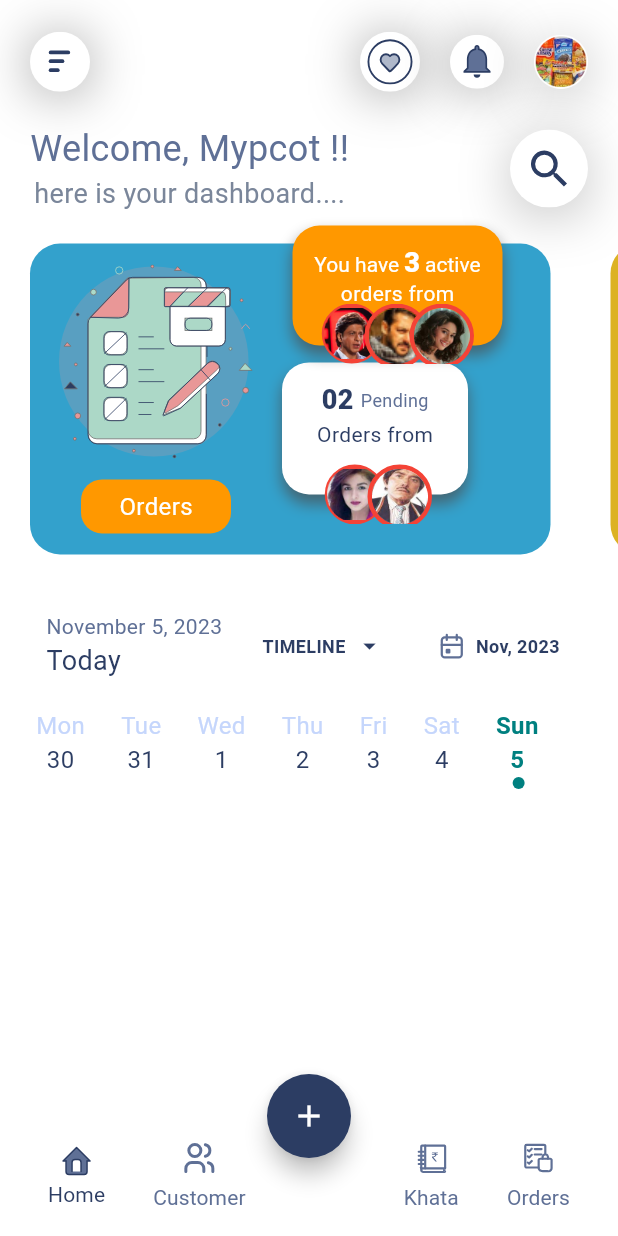
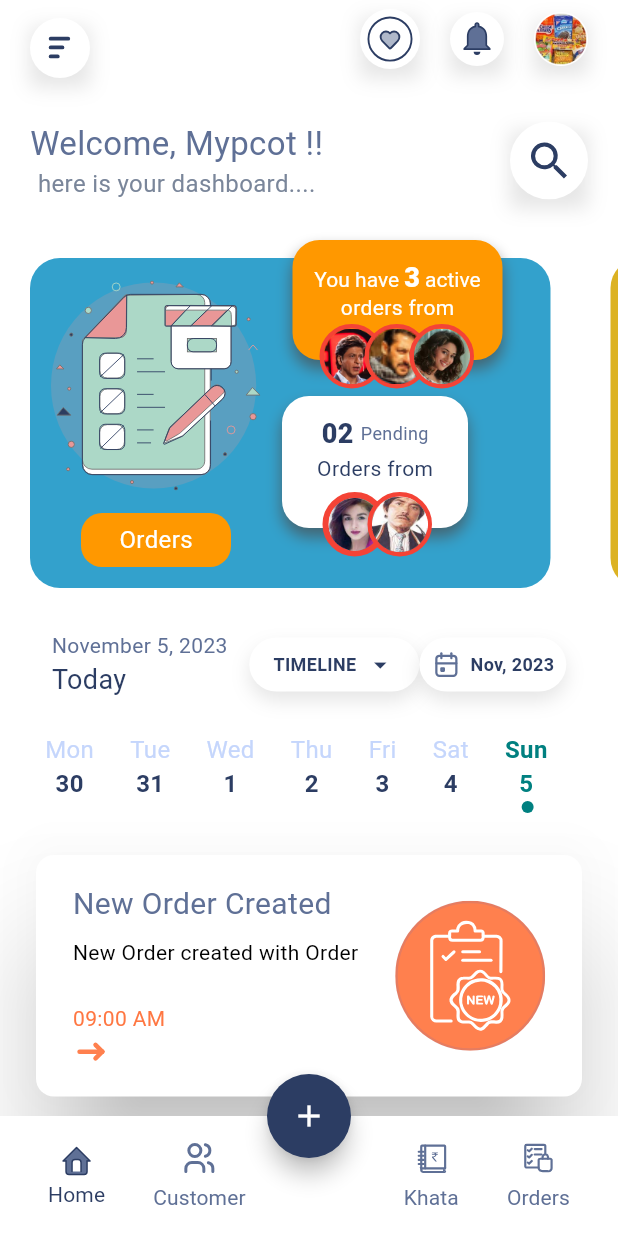
Before and after one commit to CodeCrypt05/Mypcot, a Flutter app: the screen it shows after launch, on a phone screen of 412 x 824 dp. Run offline on Flutter 3.47's test engine with Material 2 defaults, Android fonts, the phone set to English and light mode, and no system bars; our stand-ins replace device_preview, flutter_svg, google_fonts, hexcolor, table_calendar.

Commit message:
major error solve

```diff
--- a/lib/main.dart
+++ b/lib/main.dart
@@ -1,8 +1,8 @@
 import 'package:device_preview/device_preview.dart';
 import 'package:flutter/foundation.dart';
 import 'package:flutter/material.dart';
+import 'package:flutter/services.dart';
 import 'package:mypcot_app/provider/change_tab.dart';
-import 'package:mypcot_app/widgets/calendar.dart';
 import 'package:mypcot_app/screens/home_screen.dart';
 import 'package:mypcot_app/utils/colors.dart';
 import 'package:provider/provider.dart';
@@ -15,13 +15,21 @@ void main() {
           create: (context) => ChnageTab(),
         ),
       ],
-      // child: DevicePreview(
-      //   enabled: !kReleaseMode,
-      //   builder: ((context) => const MyApp()),
-      // ),
+
+      // To check responsivenes uncomment below code & comment  child: const MyApp(),
+
+      /* child: DevicePreview(
+        enabled: !kReleaseMode,
+        builder: ((context) => const MyApp()),
+      ), */
+
       child: const MyApp(),
     ),
   );
+  SystemChrome.setSystemUIOverlayStyle(const SystemUiOverlayStyle(
+    statusBarColor:
+        Color.fromARGB(255, 255, 255, 255), // Change this to your desired color
+  ));
 }
 
 class MyApp extends StatelessWidget {
@@ -35,9 +43,9 @@ class MyApp extends StatelessWidget {
       title: 'Flutter Demo',
       theme: ThemeData(
         colorScheme: ColorScheme.light(
-            primary: Color.fromARGB(255, 255, 255, 255),
+            primary: Color.fromARGB(236, 255, 255, 255),
             secondary: AppColors.blueLight,
-            background: Color.fromARGB(240, 255, 255, 255)),
+            background: Color.fromARGB(250, 255, 255, 255)),
         useMaterial3: true,
       ),
       home: HomeScreen(),
--- a/lib/screens/home_screen.dart
+++ b/lib/screens/home_screen.dart
@@ -10,10 +10,10 @@ import 'package:mypcot_app/widgets/display_cards/card3.dart';
 import 'package:mypcot_app/utils/colors.dart';
 import 'package:mypcot_app/utils/constants.dart';
 import 'package:mypcot_app/widgets/bottom_navigation.dart';
-import 'package:table_calendar/table_calendar.dart';
+import 'package:mypcot_app/widgets/order_card.dart';
 
 class HomeScreen extends StatefulWidget {
-  HomeScreen({super.key});
+  const HomeScreen({super.key});
 
   @override
   State<HomeScreen> createState() => _HomeScreenState();
@@ -28,48 +28,44 @@ class _HomeScreenState extends State<HomeScreen> {
     h = MediaQuery.of(context).size.height;
 
     return Scaffold(
-      // appBar: AppBar(
-      //   leading: Container(
-      //       decoration: BoxDecoration(
-      //         boxShadow: [
-      //           BoxShadow(
-      //             color: Colors.black.withOpacity(0.3), // Shadow color
-      //             blurRadius: 8.0, // Spread of the shadow
-      //             offset: Offset(0, 4), // Offset from the top
-      //           ),
-      //         ],
-      //       ),
-      //       child: SvgPicture.asset(menuDrawer)),
-      // ),
       body: SafeArea(
+        child: SingleChildScrollView(
           child: Column(
             children: [
-            SizedBox(
-              height: h! * 0.1,
-              child: buildCustomAppBar(),
+              buildCustomAppBar(),
+              const SizedBox(
+                height: 28,
+              ),
+              buildSearch(),
+              const SizedBox(
+                height: 18,
+              ),
+              buildCards(),
+              const SizedBox(
+                height: 8,
+              ),
+              buildTimeLine(),
+              const SizedBox(
+                height: 22,
               ),
               Container(
-              child: buildSearch(),
+                height: 60,
+                width: 380,
+                alignment: Alignment.center,
+                child: const Calendar(),
               ),
-            SizedBox(
-              height: h! * 0.3,
-              child: buildCards(),
+              const SizedBox(
+                height: 18,
               ),
               Container(
-              // color: const Color.fromARGB(140, 255, 153, 0),
-              height: h! * 0.1,
-              child: buildTimeLine(),
+                margin: const EdgeInsets.only(left: 20, right: 20),
+                child: const OrderCard(),
               ),
-            Container(
-              // color: Colors.amber,
-              height: h! * 0.1,
-              child: const Calendar(),
+              const SizedBox(
+                height: 18,
               ),
-            // Container(
-            //   color: Colors.blue,
-            //   height: h! * 0.2,
-            // ),
             ],
+          ),
         ),
       ),
       floatingActionButton: FloatingActionButton(
@@ -86,6 +82,7 @@ class _HomeScreenState extends State<HomeScreen> {
     );
   }
 
+///////////////////////////// Custom App Bar ///////////////////////////////////////
   Widget buildCustomAppBar() {
     return Row(
       children: [
@@ -94,19 +91,17 @@ class _HomeScreenState extends State<HomeScreen> {
             mainAxisAlignment: MainAxisAlignment.start,
             children: [
               Container(
-                margin: const EdgeInsets.only(left: 20),
+                margin: const EdgeInsets.only(left: 20, top: 12),
                 decoration: BoxDecoration(
                   boxShadow: [
                     BoxShadow(
-                      color: Colors.black.withOpacity(0.3), // Shadow color
-                      blurRadius: 28, // Spread of the shadow
-                      offset: const Offset(0, 2), // Offset from the top
+                      color: Colors.black.withOpacity(0.1),
+                      blurRadius: 10,
+                      offset: const Offset(0, 6),
                     ),
                   ],
                 ),
-                child: SvgPicture.asset(menuDrawer,
-                    width: 40, // Adjust the width as needed
-                    height: 40),
+                child: SvgPicture.asset(menuDrawer, width: 40, height: 40),
               ),
             ],
           ),
@@ -120,45 +115,40 @@ class _HomeScreenState extends State<HomeScreen> {
                 decoration: BoxDecoration(
                   boxShadow: [
                     BoxShadow(
-                      color: Colors.black.withOpacity(0.3), // Shadow color
-                      blurRadius: 28, // Spread of the shadow
-                      offset: const Offset(0, 2), // Offset from the top
+                      color: Colors.black.withOpacity(0.1),
+                      blurRadius: 10,
+                      offset: const Offset(0, 6),
                     ),
                   ],
                 ),
-                child: SvgPicture.asset(favourite,
-                    width: 40, // Adjust the width as needed
-                    height: 40),
+                child: SvgPicture.asset(favourite, width: 40, height: 40),
               ),
               Container(
                 margin: const EdgeInsets.only(right: 20),
                 decoration: BoxDecoration(
                   boxShadow: [
                     BoxShadow(
-                      color: Colors.black.withOpacity(0.3), // Shadow color
-                      blurRadius: 28, // Spread of the shadow
-                      offset: const Offset(0, 2), // Offset from the top
+                      color: Colors.black.withOpacity(0.1),
+                      blurRadius: 10,
+                      offset: const Offset(0, 6),
                     ),
                   ],
                 ),
-                child: SvgPicture.asset(notification,
-                    width: 36, // Adjust the width as needed
-                    height: 36),
+                child: SvgPicture.asset(notification, width: 36, height: 36),
               ),
               Container(
                 margin: const EdgeInsets.only(right: 20),
                 decoration: BoxDecoration(
                   boxShadow: [
                     BoxShadow(
-                      color: Colors.black.withOpacity(0.2), // Shadow color
-                      blurRadius: 28, // Spread of the shadow
-                      offset: const Offset(0, 6), // Offset from the top
+                      color: Colors.black.withOpacity(0.1),
+                      blurRadius: 10,
+                      offset: const Offset(0, 6),
                     ),
                   ],
                 ),
                 child: Image.asset('assets/icons/profile_ic.png',
-                    width: 36, // Adjust the width as needed
-                    height: 36),
+                    width: 36, height: 36),
               ),
             ],
           ),
@@ -167,6 +157,7 @@ class _HomeScreenState extends State<HomeScreen> {
     );
   }
 
+/////////////////////// Search Container ///////////////////////////////////
   Widget buildSearch() {
     return Row(
       children: [
@@ -181,7 +172,7 @@ class _HomeScreenState extends State<HomeScreen> {
                     'Welcome, Mypcot !!',
                     style: GoogleFonts.roboto(
                       textStyle: TextStyle(
-                        fontSize: 24,
+                        fontSize: 22,
                         color: AppColors.blueLight,
                         fontWeight: FontWeight.w400,
                       ),
@@ -191,7 +182,7 @@ class _HomeScreenState extends State<HomeScreen> {
                     'here is your dashboard....',
                     style: GoogleFonts.roboto(
                       textStyle: TextStyle(
-                        fontSize: 18,
+                        fontSize: 16,
                         color: HexColor('#7A869A'),
                         fontWeight: FontWeight.w400,
                       ),
@@ -211,13 +202,14 @@ class _HomeScreenState extends State<HomeScreen> {
                 decoration: BoxDecoration(
                   boxShadow: [
                     BoxShadow(
-                        color: Colors.black.withOpacity(0.2), // Shadow color
-                        blurRadius: 28, // Spread of the shadow
-                        offset: const Offset(0, 6), // Offset from the top
+                      color: Colors.black.withOpacity(0.1),
+                      blurRadius: 10,
+                      offset: const Offset(0, 6),
                     ),
                   ],
                 ),
-                  child: SvgPicture.asset(searchIC)),
+                child: SvgPicture.asset(searchIC),
+              ),
             ],
           ),
         )
@@ -225,15 +217,22 @@ class _HomeScreenState extends State<HomeScreen> {
     );
   }
 
+////////////////////// Main Cards //////////////////////////////////
   Widget buildCards() {
-    return ListView.builder(
+    return SizedBox(
+      width: double.infinity,
+      height: 260,
+      child: ListView.builder(
         scrollDirection: Axis.horizontal,
         itemCount: cardWidgets.length,
+        shrinkWrap: true,
         itemBuilder: (context, index) {
           return cardWidgets[index];
         },
+      ),
     );
   }
+////////////////////// TimeLine //////////////////////////////////
 
   Widget buildTimeLine() {
     DateTime now = DateTime.now();
@@ -271,12 +270,22 @@ class _HomeScreenState extends State<HomeScreen> {
               ),
             ],
           ),
+          if (w! > 360)
+            Row(
+              children: [
                 Container(
-            padding:
-                const EdgeInsets.only(left: 16, right: 16, top: 8, bottom: 8),
+                  padding: const EdgeInsets.only(
+                      left: 16, right: 16, top: 8, bottom: 8),
                   decoration: BoxDecoration(
                     color: Colors.white,
                     borderRadius: BorderRadius.circular(20),
+                    boxShadow: [
+                      BoxShadow(
+                        color: Colors.black.withOpacity(0.1),
+                        blurRadius: 10,
+                        offset: const Offset(0, 6),
+                      ),
+                    ],
                   ),
                   child: Row(
                     mainAxisAlignment: MainAxisAlignment.start,
@@ -301,11 +310,18 @@ class _HomeScreenState extends State<HomeScreen> {
                   ),
                 ),
                 Container(
-            padding:
-                const EdgeInsets.only(left: 8, right: 8, top: 8, bottom: 8),
+                  padding: const EdgeInsets.only(
+                      left: 8, right: 8, top: 8, bottom: 8),
                   decoration: BoxDecoration(
                     color: Colors.white,
                     borderRadius: BorderRadius.circular(20),
+                    boxShadow: [
+                      BoxShadow(
+                        color: Colors.black.withOpacity(0.1),
+                        blurRadius: 10,
+                        offset: const Offset(0, 6),
+                      ),
+                    ],
                   ),
                   child: Row(
                     mainAxisAlignment: MainAxisAlignment.start,
@@ -327,6 +343,82 @@ class _HomeScreenState extends State<HomeScreen> {
                 ),
               ],
             ),
+          if (w! <= 360)
+            Column(
+              children: [
+                Container(
+                  padding: const EdgeInsets.only(
+                      left: 16, right: 16, top: 8, bottom: 8),
+                  decoration: BoxDecoration(
+                    color: Colors.white,
+                    borderRadius: BorderRadius.circular(20),
+                    boxShadow: [
+                      BoxShadow(
+                        color: Colors.black.withOpacity(0.1),
+                        blurRadius: 10,
+                        offset: const Offset(0, 6),
+                      ),
+                    ],
+                  ),
+                  child: Row(
+                    mainAxisAlignment: MainAxisAlignment.start,
+                    children: [
+                      Text(
+                        'TIMELINE',
+                        style: GoogleFonts.roboto(
+                          textStyle: TextStyle(
+                            fontSize: 12,
+                            color: HexColor('#2C3D63'),
+                            fontWeight: FontWeight.w600,
+                          ),
+                        ),
+                      ),
+                      const SizedBox(width: 6),
+                      Icon(
+                        Icons.arrow_drop_down,
+                        color: HexColor('#2C3D63'),
+                        size: 20.0,
+                      ),
+                    ],
+                  ),
+                ),
+                SizedBox(height: 8),
+                Container(
+                  padding: const EdgeInsets.only(
+                      left: 8, right: 8, top: 8, bottom: 8),
+                  decoration: BoxDecoration(
+                    color: Colors.white,
+                    borderRadius: BorderRadius.circular(20),
+                    boxShadow: [
+                      BoxShadow(
+                        color: Colors.black.withOpacity(0.1),
+                        blurRadius: 10,
+                        offset: const Offset(0, 6),
+                      ),
+                    ],
+                  ),
+                  child: Row(
+                    mainAxisAlignment: MainAxisAlignment.start,
+                    children: [
+                      SvgPicture.asset(calendarIc),
+                      const SizedBox(width: 6),
+                      Text(
+                        formattedDate2,
+                        style: GoogleFonts.roboto(
+                          textStyle: TextStyle(
+                            fontSize: 12,
+                            color: HexColor('#2C3D63'),
+                            fontWeight: FontWeight.w600,
+                          ),
+                        ),
+                      ),
+                    ],
+                  ),
+                ),
+              ],
+            ),
+        ],
+      ),
     );
   }
 }
--- a/lib/utils/constants.dart
+++ b/lib/utils/constants.dart
@@ -41,3 +41,6 @@ const String profile = "assets/icons/profile_ic.svg";
 const String searchIC = "assets/icons/search_ic.svg";
 const String calendarIc = "assets/icons/calendar_ic.svg";
 const String dropdownIC = "assets/icons/dropdown_ic.svg";
+
+const String orderIC = "assets/icons/order_ic.svg";
+const String arrowIC = "assets/icons/arrow_ic.svg";
--- a/lib/widgets/bottom_navigation.dart
+++ b/lib/widgets/bottom_navigation.dart
@@ -2,7 +2,6 @@ import 'package:flutter/material.dart';
 import 'package:flutter_svg/flutter_svg.dart';
 import 'package:mypcot_app/utils/text_style.dart';
 import 'package:provider/provider.dart';
-
 import 'package:mypcot_app/provider/change_tab.dart';
 import 'package:mypcot_app/utils/constants.dart';
 
@@ -14,7 +13,7 @@ class CustomBottomNavigation extends StatelessWidget {
     return BottomAppBar(
       shape: const CircularNotchedRectangle(),
       notchMargin: 10,
-      child: Container(
+      child: SizedBox(
         height: 60,
         child: Consumer<ChnageTab>(
           builder: (BuildContext context, ChnageTab value, Widget? child) {
--- a/lib/widgets/calendar.dart
+++ b/lib/widgets/calendar.dart
@@ -16,30 +16,13 @@ class _CalendarState extends State<Calendar> {
   final int daysToShow = 7;
   final int currentDayIndex = 3;
 
-  // String _getDayText(int dayIndex) {
-  //   final currentDate = DateTime.now();
-  //   final firstDayOfWeek = currentDate
-  //       .subtract(Duration(days: currentDate.weekday - DateTime.monday));
-  //   final calculatedDate = firstDayOfWeek.add(Duration(days: dayIndex));
-  //   final formatter = DateFormat('E\nd');
-
-  //   if (dayIndex == 3) {
-  //     return formatter.format(currentDate);
-  //   } else {
-  //     return formatter.format(calculatedDate);
-  //   }
-  // }
-
   String _getDayText(int dayIndex) {
     final currentDate = DateTime.now();
-    final currentYear = currentDate.year;
-    final currentMonth = currentDate.month;
     final firstDayOfWeek = currentDate
         .subtract(Duration(days: currentDate.weekday - DateTime.monday));
     final calculatedDate = firstDayOfWeek.add(Duration(days: dayIndex));
 
-    final formatter =
-        DateFormat('E'); // 'E' represents the abbreviated day name
+    final formatter = DateFormat('E');
     final dayLabel = formatter.format(calculatedDate);
 
     return '${calculatedDate.day}\n$dayLabel';
@@ -58,8 +41,9 @@ class _CalendarState extends State<Calendar> {
         final day = dayText.split('\n')[0];
         final date = dayText.split('\n')[1];
 
-        return Container(
-          margin: EdgeInsets.only(left: 20),
+        return Expanded(
+          child: Container(
+            margin: const EdgeInsets.only(left: 10, right: 10),
             child: Column(
               mainAxisAlignment: MainAxisAlignment.start,
               children: <Widget>[
@@ -89,7 +73,7 @@ class _CalendarState extends State<Calendar> {
                           textStyle: TextStyle(
                             fontSize: 16,
                             fontWeight:
-                              isToday ? FontWeight.bold : FontWeight.normal,
+                                isToday ? FontWeight.bold : FontWeight.w600,
                             color: isToday
                                 ? HexColor('#008080')
                                 : HexColor('#2C3D63'),
@@ -111,6 +95,7 @@ class _CalendarState extends State<Calendar> {
                   ),
               ],
             ),
+          ),
         );
       },
     );
--- a/lib/widgets/custom_appbar.dart
+++ b/lib/widgets/custom_appbar.dart
@@ -11,7 +11,7 @@ class CustomAppBar extends StatelessWidget implements PreferredSizeWidget {
   @override
   Widget build(BuildContext context) {
     return PreferredSize(
-      preferredSize: Size.fromHeight(kToolbarHeight),
+      preferredSize: const Size.fromHeight(kToolbarHeight),
       child: AppBar(
         leading: MaterialButton(
           onPressed: () {},
--- a/lib/widgets/display_cards/card1.dart
+++ b/lib/widgets/display_cards/card1.dart
@@ -155,10 +155,10 @@ class Card1 extends StatelessWidget {
                           mainAxisAlignment: MainAxisAlignment.end,
                           children: [
                             Container(
-                              height: 40,
+                              height: 44,
                               width: 78,
                               // color: Colors.amber,
-                              margin: EdgeInsets.only(left: 27),
+                              margin: const EdgeInsets.only(left: 27),
                               child: Stack(
                                 children: [
                                   Container(
@@ -169,7 +169,7 @@ class Card1 extends StatelessWidget {
                                       shape: BoxShape.circle,
                                       border: Border.all(
                                         color: Colors.red,
-                                        width: 3.0,
+                                        width: 4.0,
                                       ),
                                     ),
                                     child: Image.asset(
@@ -186,9 +186,8 @@ class Card1 extends StatelessWidget {
                                       decoration: BoxDecoration(
                                         shape: BoxShape.circle,
                                         border: Border.all(
-                                          color: Colors
-                                              .red, // Set the border color to red
-                                          width: 3.0, // Set the border width
+                                          color: Colors.red,
+                                          width: 3.0,
                                         ),
                                       ),
                                       child: Image.asset(
@@ -290,15 +289,16 @@ class Card1 extends StatelessWidget {
                     height: 100,
                     width: 200,
                     // color: const Color.fromARGB(115, 0, 0, 0),
+                    margin: const EdgeInsets.only(top: 8),
                     alignment: Alignment.topLeft,
                     child: Column(
                       mainAxisAlignment: MainAxisAlignment.end,
                       children: [
                         Container(
-                          height: 40,
+                          height: 56,
                           width: 106,
-                          // color: Colors.amber,
-                          margin: EdgeInsets.only(left: 26),
+                          margin: const EdgeInsets.only(left: 26),
+                          padding: const EdgeInsets.only(top: 12),
                           child: Stack(
                             children: [
                               Container(
--- a/lib/widgets/order_card.dart
+++ b/lib/widgets/order_card.dart
@@ -0,0 +1,67 @@
+import 'package:flutter/material.dart';
+import 'package:flutter_svg/svg.dart';
+import 'package:google_fonts/google_fonts.dart';
+import 'package:hexcolor/hexcolor.dart';
+import 'package:mypcot_app/utils/constants.dart';
+
+class OrderCard extends StatelessWidget {
+  const OrderCard({super.key});
+
+  @override
+  Widget build(BuildContext context) {
+    return Card(
+      elevation: 34,
+      shape: RoundedRectangleBorder(borderRadius: BorderRadius.circular(12)),
+      child: Row(
+        mainAxisAlignment: MainAxisAlignment.spaceEvenly,
+        children: [
+          Container(
+            margin: const EdgeInsets.only(top: 18, bottom: 18),
+            child: Column(
+              mainAxisAlignment: MainAxisAlignment.start,
+              crossAxisAlignment: CrossAxisAlignment.start,
+              children: [
+                Text(
+                  'New Order Created',
+                  style: GoogleFonts.roboto(
+                    color: HexColor('#5F7096'),
+                    fontSize: 20,
+                  ),
+                ),
+                const SizedBox(
+                  height: 8,
+                ),
+                Text(
+                  'New Order created with Order',
+                  style: GoogleFonts.roboto(
+                    fontSize: 14,
+                  ),
+                ),
+                const SizedBox(
+                  height: 24,
+                ),
+                Text(
+                  '09:00 AM',
+                  style: GoogleFonts.roboto(
+                    fontSize: 14,
+                    color: HexColor('#FF7742'),
+                  ),
+                ),
+                SvgPicture.asset(
+                  arrowIC,
+                  height: 24,
+                  width: 24,
+                ),
+              ],
+            ),
+          ),
+          SvgPicture.asset(
+            orderIC,
+            height: 100,
+            width: 100,
+          ),
+        ],
+      ),
+    );
+  }
+}
```
Also changed, not shown: assets/icons/arrow_ic.svg (added), assets/icons/order_ic.svg (added). Lines whose indentation alone changed are shown as unchanged.
